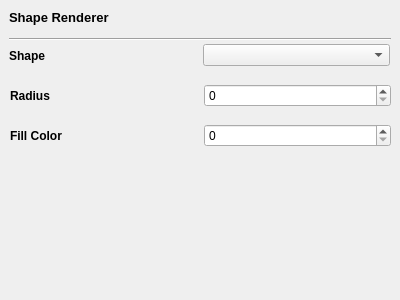
Before: the Qt Designer form AdvancedGraphics/shaperenderer.ui in Trodek/Advanced-Graphics-Subject, drawn with Qt 5.
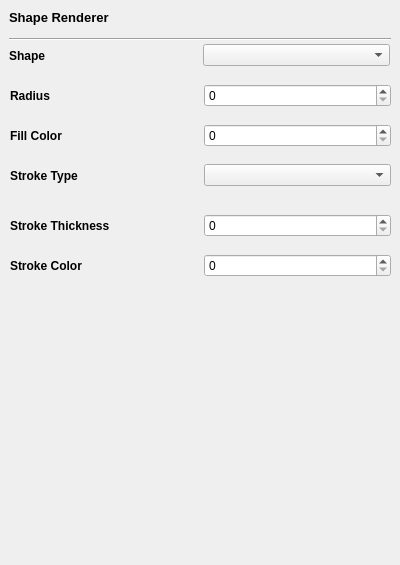
After: the same form once the commit is applied.

```diff
--- a/AdvancedGraphics/shaperenderer.ui
+++ b/AdvancedGraphics/shaperenderer.ui
@@ -7,7 +7,7 @@
     <x>0</x>
     <y>0</y>
     <width>400</width>
-    <height>300</height>
+    <height>565</height>
    </rect>
   </property>
   <property name="windowTitle">
@@ -134,6 +134,90 @@
     </item>
    </layout>
   </widget>
+  <widget class="QWidget" name="horizontalLayoutWidget_4">
+   <property name="geometry">
+    <rect>
+     <x>10</x>
+     <y>160</y>
+     <width>381</width>
+     <height>31</height>
+    </rect>
+   </property>
+   <layout class="QHBoxLayout" name="horizontalLayout_4">
+    <item>
+     <widget class="QLabel" name="Radius_3">
+      <property name="font">
+       <font>
+        <weight>75</weight>
+        <bold>true</bold>
+       </font>
+      </property>
+      <property name="text">
+       <string>Stroke Type</string>
+      </property>
+     </widget>
+    </item>
+    <item>
+     <widget class="QComboBox" name="comboBox_2"/>
+    </item>
+   </layout>
+  </widget>
+  <widget class="QWidget" name="horizontalLayoutWidget_5">
+   <property name="geometry">
+    <rect>
+     <x>10</x>
+     <y>210</y>
+     <width>381</width>
+     <height>31</height>
+    </rect>
+   </property>
+   <layout class="QHBoxLayout" name="StrokeThicknessLayout">
+    <item>
+     <widget class="QLabel" name="Radius_4">
+      <property name="font">
+       <font>
+        <weight>75</weight>
+        <bold>true</bold>
+       </font>
+      </property>
+      <property name="text">
+       <string>Stroke Thickness</string>
+      </property>
+     </widget>
+    </item>
+    <item>
+     <widget class="QSpinBox" name="spinBox_4"/>
+    </item>
+   </layout>
+  </widget>
+  <widget class="QWidget" name="horizontalLayoutWidget_6">
+   <property name="geometry">
+    <rect>
+     <x>10</x>
+     <y>250</y>
+     <width>381</width>
+     <height>31</height>
+    </rect>
+   </property>
+   <layout class="QHBoxLayout" name="StrokeColorLayout">
+    <item>
+     <widget class="QLabel" name="Radius_5">
+      <property name="font">
+       <font>
+        <weight>75</weight>
+        <bold>true</bold>
+       </font>
+      </property>
+      <property name="text">
+       <string>Stroke Color</string>
+      </property>
+     </widget>
+    </item>
+    <item>
+     <widget class="QSpinBox" name="spinBox_5"/>
+    </item>
+   </layout>
+  </widget>
  </widget>
  <resources/>
  <connections/>
```
